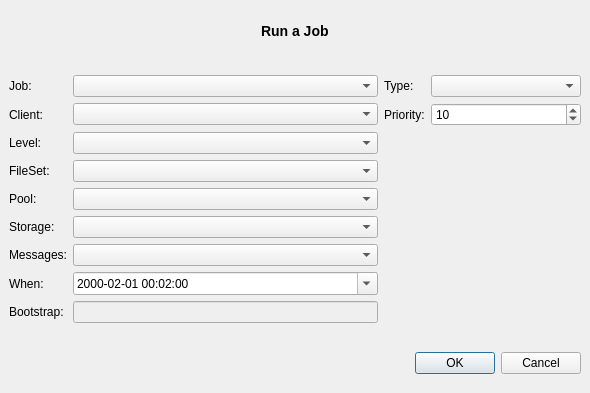
Qt form bacula/src/qt-console/run/run.ui (rkorzeniewski/bacula) before a commit.
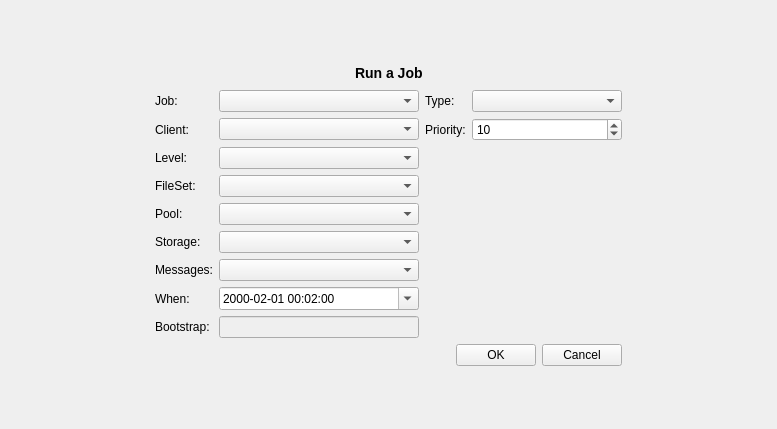
The same form after that commit.

Commit message: Moved dialogs to be pages on the stack.  label, run and runcmd. All still have buttons and show up in the page selector as a direct descendent of the director widget.

What changed in the file:
```diff
--- a/bacula/src/qt-console/run/run.ui
+++ b/bacula/src/qt-console/run/run.ui
@@ -1,28 +1,78 @@
 <ui version="4.0" >
  <class>runForm</class>
- <widget class="QDialog" name="runForm" >
-  <property name="windowModality" >
-   <enum>Qt::WindowModal</enum>
-  </property>
+ <widget class="QWidget" name="runForm" >
   <property name="geometry" >
    <rect>
     <x>0</x>
     <y>0</y>
-    <width>590</width>
-    <height>393</height>
+    <width>777</width>
+    <height>429</height>
    </rect>
   </property>
   <property name="windowTitle" >
    <string>Run Dialog</string>
   </property>
-  <layout class="QVBoxLayout" >
+  <layout class="QGridLayout" >
    <property name="margin" >
     <number>9</number>
    </property>
    <property name="spacing" >
     <number>6</number>
    </property>
-   <item>
+   <item row="1" column="2" >
+    <spacer>
+     <property name="orientation" >
+      <enum>Qt::Horizontal</enum>
+     </property>
+     <property name="sizeHint" >
+      <size>
+       <width>40</width>
+       <height>20</height>
+      </size>
+     </property>
+    </spacer>
+   </item>
+   <item row="0" column="1" >
+    <spacer>
+     <property name="orientation" >
+      <enum>Qt::Vertical</enum>
+     </property>
+     <property name="sizeType" >
+      <enum>QSizePolicy::Expanding</enum>
+     </property>
+     <property name="sizeHint" >
+      <size>
+       <width>351</width>
+       <height>16</height>
+      </size>
+     </property>
+    </spacer>
+   </item>
+   <item row="2" column="1" >
+    <spacer>
+     <property name="orientation" >
+      <enum>Qt::Vertical</enum>
+     </property>
+     <property name="sizeType" >
+      <enum>QSizePolicy::Expanding</enum>
+     </property>
+     <property name="sizeHint" >
+      <size>
+       <width>351</width>
+       <height>16</height>
+      </size>
+     </property>
+    </spacer>
+   </item>
+   <item row="1" column="1" >
+    <layout class="QGridLayout" >
+     <property name="margin" >
+      <number>0</number>
+     </property>
+     <property name="spacing" >
+      <number>6</number>
+     </property>
+     <item row="0" column="0" >
     <layout class="QHBoxLayout" >
      <property name="margin" >
       <number>0</number>
@@ -71,23 +121,7 @@
      </item>
     </layout>
    </item>
-   <item>
-    <spacer>
-     <property name="orientation" >
-      <enum>Qt::Vertical</enum>
-     </property>
-     <property name="sizeType" >
-      <enum>QSizePolicy::Maximum</enum>
-     </property>
-     <property name="sizeHint" >
-      <size>
-       <width>572</width>
-       <height>16</height>
-      </size>
-     </property>
-    </spacer>
-   </item>
-   <item>
+     <item row="1" column="0" >
     <layout class="QGridLayout" >
      <property name="margin" >
       <number>0</number>
@@ -311,31 +345,57 @@
      </item>
     </layout>
    </item>
+     <item row="2" column="0" >
+      <layout class="QHBoxLayout" >
+       <property name="margin" >
+        <number>0</number>
+       </property>
+       <property name="spacing" >
+        <number>6</number>
+       </property>
    <item>
     <spacer>
      <property name="orientation" >
-      <enum>Qt::Vertical</enum>
-     </property>
-     <property name="sizeType" >
-      <enum>QSizePolicy::Maximum</enum>
-     </property>
+          <enum>Qt::Horizontal</enum>
+         </property>
      <property name="sizeHint" >
       <size>
-       <width>572</width>
-       <height>16</height>
+           <width>40</width>
+           <height>20</height>
       </size>
      </property>
     </spacer>
    </item>
    <item>
-    <widget class="QDialogButtonBox" name="buttonBox" >
+        <widget class="QPushButton" name="okButton" >
+         <property name="text" >
+          <string>OK</string>
+         </property>
+        </widget>
+       </item>
+       <item>
+        <widget class="QPushButton" name="cancelButton" >
+         <property name="text" >
+          <string>Cancel</string>
+         </property>
+        </widget>
+       </item>
+      </layout>
+     </item>
+    </layout>
+   </item>
+   <item row="1" column="0" >
+    <spacer>
      <property name="orientation" >
       <enum>Qt::Horizontal</enum>
      </property>
-     <property name="standardButtons" >
-      <set>QDialogButtonBox::Cancel|QDialogButtonBox::NoButton|QDialogButtonBox::Ok</set>
+     <property name="sizeHint" >
+      <size>
+       <width>40</width>
+       <height>20</height>
+      </size>
      </property>
-    </widget>
+    </spacer>
    </item>
   </layout>
  </widget>
```
Left out of the diff: 37 changed lines with no effect on the pictures. Lines whose indentation alone changed are shown as unchanged. The commit also changes 18 other files.
